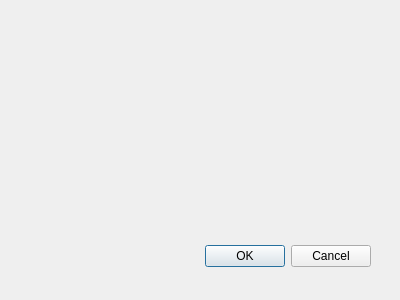
Old version of the form src/dialogs/colourmanagerdialog.ui in the repository PhotoFlare/photoflare.
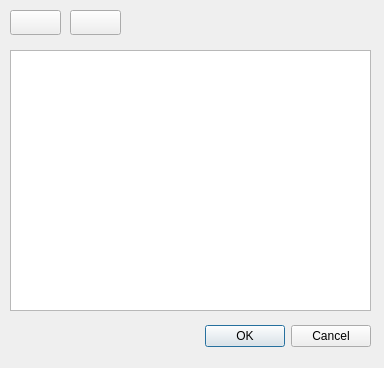
New version of the form. Icons and pictures are not drawn.

What changed in the file:
```diff
--- a/src/dialogs/colourmanagerdialog.ui
+++ b/src/dialogs/colourmanagerdialog.ui
@@ -8,8 +8,8 @@
    <rect>
     <x>0</x>
     <y>0</y>
-    <width>400</width>
-    <height>300</height>
+    <width>384</width>
+    <height>368</height>
    </rect>
   </property>
   <property name="windowTitle">
@@ -19,7 +19,7 @@
    <property name="geometry">
     <rect>
      <x>30</x>
-     <y>240</y>
+     <y>320</y>
      <width>341</width>
      <height>32</height>
     </rect>
@@ -31,6 +31,50 @@
     <set>QDialogButtonBox::Cancel|QDialogButtonBox::Ok</set>
    </property>
   </widget>
+  <widget class="QListWidget" name="listWidget">
+   <property name="geometry">
+    <rect>
+     <x>10</x>
+     <y>50</y>
+     <width>361</width>
+     <height>261</height>
+    </rect>
+   </property>
+  </widget>
+  <widget class="QPushButton" name="addButton">
+   <property name="geometry">
+    <rect>
+     <x>10</x>
+     <y>10</y>
+     <width>51</width>
+     <height>25</height>
+    </rect>
+   </property>
+   <property name="text">
+    <string/>
+   </property>
+   <property name="icon">
+    <iconset theme="add">
+     <normaloff>.</normaloff>.</iconset>
+   </property>
+  </widget>
+  <widget class="QPushButton" name="removeButton">
+   <property name="geometry">
+    <rect>
+     <x>70</x>
+     <y>10</y>
+     <width>51</width>
+     <height>25</height>
+    </rect>
+   </property>
+   <property name="text">
+    <string/>
+   </property>
+   <property name="icon">
+    <iconset theme="remove">
+     <normaloff>.</normaloff>.</iconset>
+   </property>
+  </widget>
  </widget>
  <pixmapfunction/>
  <resources/>
```
Left out of the diff: 7 changed lines with no effect on the pictures.
